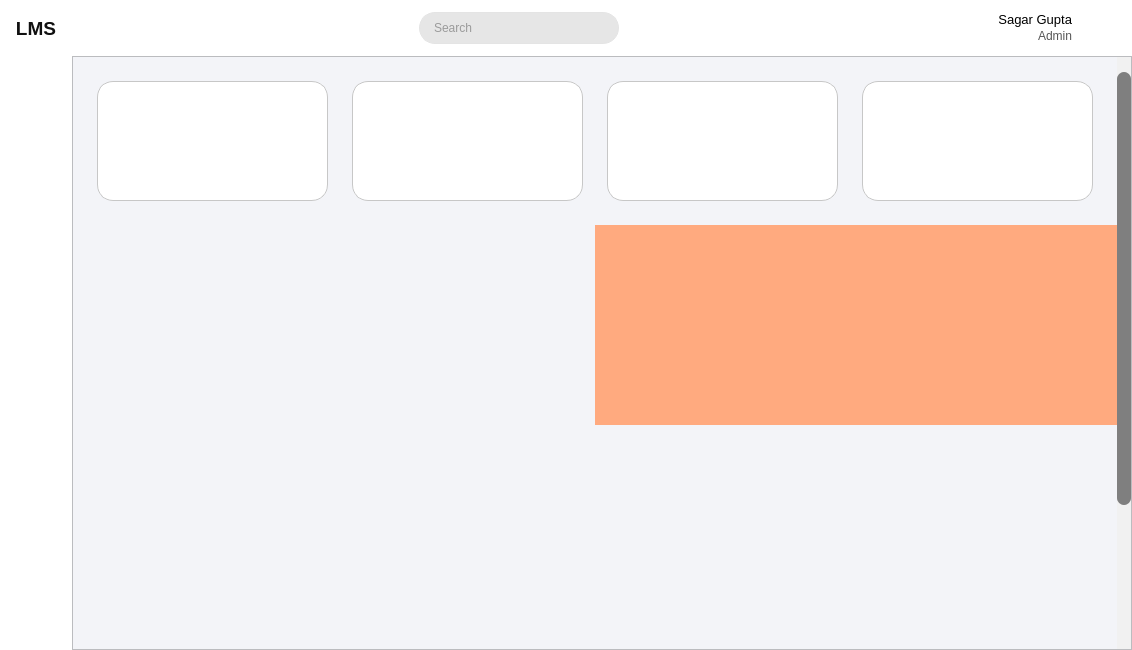
Above: mainwindow.ui from oggyCS04/lms before the change. Below: the same form after it.
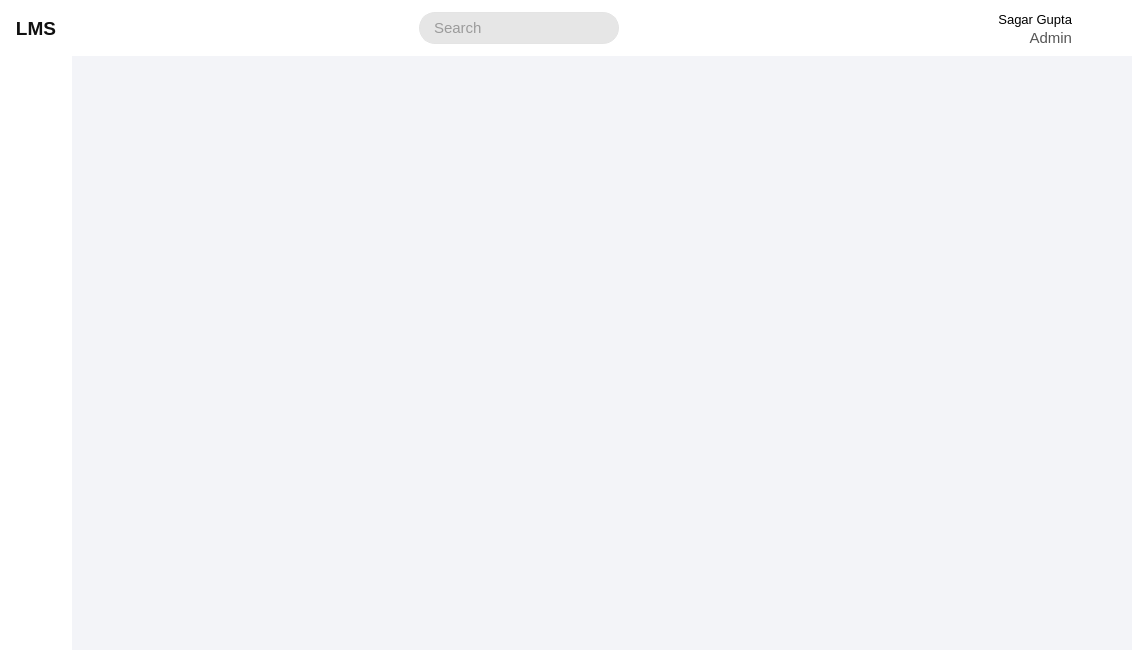
That is the form after the change. Icons and pictures are not drawn.

```diff
--- a/mainwindow.ui
+++ b/mainwindow.ui
@@ -10,6 +10,11 @@
     <height>650</height>
    </rect>
   </property>
+  <property name="font">
+   <font>
+    <pointsize>11</pointsize>
+   </font>
+  </property>
   <property name="windowTitle">
    <string>MainWindow</string>
   </property>
@@ -497,335 +502,6 @@
            <property name="bottomMargin">
             <number>0</number>
            </property>
-           <item>
-            <widget class="QScrollArea" name="scrollArea">
-             <property name="styleSheet">
-              <string notr="true">
-QScrollBar:vertical {;
-	background-color: rgb(85, 255, 127);
-    background: rgb(241, 241, 241);
-    width: 14px;
-    margin: 15px 0 15px 0;
- }
-
-/*  HANDLE BAR VERTICAL */
-QScrollBar::handle:vertical {	
-	background-color: rgb(127, 127, 127);
-	min-height: 30px;
-	border-radius: 7px;
-}
-QScrollBar::handle:vertical:hover{	
-	background-color: rgb(180, 180, 180);
-}
-QScrollBar::handle:vertical:pressed {	
-	background-color: rgb(127, 127, 127);
-}
-
-/* BTN TOP - SCROLLBAR */
-QScrollBar::sub-line:vertical {
-	border: none;
-	background-color: rgb(241, 241, 241);
-	height: 15px;
-	subcontrol-position: top;
-	subcontrol-origin: margin;
-}
-QScrollBar::sub-line:vertical:hover {	
-	background-color: rgb(180, 180, 180);
-}
-QScrollBar::sub-line:vertical:pressed {	
-	background-color: rgb(127, 127, 127);
-}
-/* BTN BOTTOM - SCROLLBAR */
-QScrollBar::add-line:vertical {
-	border: none;
-	background-color: rgb(241, 241, 241);
-	height: 15px;
-	subcontrol-position: bottom;
-	subcontrol-origin: margin;
-}
-QScrollBar::add-line:vertical:hover {	
-	background-color: rgb(180, 180, 180);
-}
-QScrollBar::add-line:vertical:pressed {	
-	background-color:rgb(127, 127, 127);
-}
-
-
-
-/* RESET ARROW */
-QScrollBar::up-arrow:vertical, QScrollBar::down-arrow:vertical {
-	background: none;
-}
-QScrollBar::add-page:vertical, QScrollBar::sub-page:vertical {
-	background:  none;
-}
-
-</string>
-             </property>
-             <property name="frameShape">
-              <enum>QFrame::Shape::StyledPanel</enum>
-             </property>
-             <property name="frameShadow">
-              <enum>QFrame::Shadow::Sunken</enum>
-             </property>
-             <property name="lineWidth">
-              <number>1</number>
-             </property>
-             <property name="widgetResizable">
-              <bool>true</bool>
-             </property>
-             <widget class="QWidget" name="scrollAreaWidgetContents">
-              <property name="geometry">
-               <rect>
-                <x>0</x>
-                <y>0</y>
-                <width>1044</width>
-                <height>770</height>
-               </rect>
-              </property>
-              <property name="styleSheet">
-               <string notr="true">QFrame{
-background-color: white;
-border: 1px solid rgb(199, 199, 199);
-border-radius: 16px;
-}
-</string>
-              </property>
-              <layout class="QVBoxLayout" name="verticalLayout_3">
-               <property name="spacing">
-                <number>0</number>
-               </property>
-               <property name="leftMargin">
-                <number>0</number>
-               </property>
-               <property name="topMargin">
-                <number>0</number>
-               </property>
-               <property name="rightMargin">
-                <number>0</number>
-               </property>
-               <property name="bottomMargin">
-                <number>0</number>
-               </property>
-               <item>
-                <layout class="QHBoxLayout" name="horizontalLayout_4">
-                 <property name="spacing">
-                  <number>24</number>
-                 </property>
-                 <property name="leftMargin">
-                  <number>24</number>
-                 </property>
-                 <property name="topMargin">
-                  <number>24</number>
-                 </property>
-                 <property name="rightMargin">
-                  <number>24</number>
-                 </property>
-                 <property name="bottomMargin">
-                  <number>24</number>
-                 </property>
-                 <item>
-                  <widget class="QFrame" name="frame">
-                   <property name="sizePolicy">
-                    <sizepolicy hsizetype="MinimumExpanding" vsizetype="Fixed">
-                     <horstretch>0</horstretch>
-                     <verstretch>0</verstretch>
-                    </sizepolicy>
-                   </property>
-                   <property name="minimumSize">
-                    <size>
-                     <width>150</width>
-                     <height>120</height>
-                    </size>
-                   </property>
-                   <property name="maximumSize">
-                    <size>
-                     <width>16777215</width>
-                     <height>120</height>
-                    </size>
-                   </property>
-                   <property name="frameShape">
-                    <enum>QFrame::Shape::StyledPanel</enum>
-                   </property>
-                   <property name="frameShadow">
-                    <enum>QFrame::Shadow::Raised</enum>
-                   </property>
-                   <property name="lineWidth">
-                    <number>1</number>
-                   </property>
-                   <property name="midLineWidth">
-                    <number>0</number>
-                   </property>
-                  </widget>
-                 </item>
-                 <item>
-                  <widget class="QFrame" name="frame_2">
-                   <property name="sizePolicy">
-                    <sizepolicy hsizetype="MinimumExpanding" vsizetype="Fixed">
-                     <horstretch>0</horstretch>
-                     <verstretch>0</verstretch>
-                    </sizepolicy>
-                   </property>
-                   <property name="minimumSize">
-                    <size>
-                     <width>150</width>
-                     <height>120</height>
-                    </size>
-                   </property>
-                   <property name="maximumSize">
-                    <size>
-                     <width>16777215</width>
-                     <height>120</height>
-                    </size>
-                   </property>
-                   <property name="frameShape">
-                    <enum>QFrame::Shape::StyledPanel</enum>
-                   </property>
-                   <property name="frameShadow">
-                    <enum>QFrame::Shadow::Raised</enum>
-                   </property>
-                   <property name="lineWidth">
-                    <number>1</number>
-                   </property>
-                   <property name="midLineWidth">
-                    <number>0</number>
-                   </property>
-                  </widget>
-                 </item>
-                 <item>
-                  <widget class="QFrame" name="frame_3">
-                   <property name="sizePolicy">
-                    <sizepolicy hsizetype="MinimumExpanding" vsizetype="Fixed">
-                     <horstretch>0</horstretch>
-                     <verstretch>0</verstretch>
-                    </sizepolicy>
-                   </property>
-                   <property name="minimumSize">
-                    <size>
-                     <width>150</width>
-                     <height>120</height>
-                    </size>
-                   </property>
-                   <property name="maximumSize">
-                    <size>
-                     <width>16777215</width>
-                     <height>120</height>
-                    </size>
-                   </property>
-                   <property name="frameShape">
-                    <enum>QFrame::Shape::StyledPanel</enum>
-                   </property>
-                   <property name="frameShadow">
-                    <enum>QFrame::Shadow::Raised</enum>
-                   </property>
-                   <property name="lineWidth">
-                    <number>1</number>
-                   </property>
-                   <property name="midLineWidth">
-                    <number>0</number>
-                   </property>
-                  </widget>
-                 </item>
-                 <item>
-                  <widget class="QFrame" name="frame_4">
-                   <property name="sizePolicy">
-                    <sizepolicy hsizetype="MinimumExpanding" vsizetype="Fixed">
-                     <horstretch>0</horstretch>
-                     <verstretch>0</verstretch>
-                    </sizepolicy>
-                   </property>
-                   <property name="minimumSize">
-                    <size>
-                     <width>150</width>
-                     <height>120</height>
-                    </size>
-                   </property>
-                   <property name="maximumSize">
-                    <size>
-                     <width>16777215</width>
-                     <height>120</height>
-                    </size>
-                   </property>
-                   <property name="frameShape">
-                    <enum>QFrame::Shape::StyledPanel</enum>
-                   </property>
-                   <property name="frameShadow">
-                    <enum>QFrame::Shadow::Raised</enum>
-                   </property>
-                   <property name="lineWidth">
-                    <number>1</number>
-                   </property>
-                   <property name="midLineWidth">
-                    <number>0</number>
-                   </property>
-                  </widget>
-                 </item>
-                </layout>
-               </item>
-               <item>
-                <layout class="QHBoxLayout" name="horizontalLayout_5">
-                 <property name="spacing">
-                  <number>0</number>
-                 </property>
-                 <item>
-                  <widget class="QWidget" name="widget" native="true">
-                   <property name="sizePolicy">
-                    <sizepolicy hsizetype="Preferred" vsizetype="Fixed">
-                     <horstretch>0</horstretch>
-                     <verstretch>0</verstretch>
-                    </sizepolicy>
-                   </property>
-                   <property name="minimumSize">
-                    <size>
-                     <width>0</width>
-                     <height>200</height>
-                    </size>
-                   </property>
-                   <property name="maximumSize">
-                    <size>
-                     <width>16777215</width>
-                     <height>200</height>
-                    </size>
-                   </property>
-                  </widget>
-                 </item>
-                 <item>
-                  <widget class="QWidget" name="widget_3" native="true">
-                   <property name="styleSheet">
-                    <string notr="true">QWidget{
-background-color: rgb(255, 170, 127);
-}</string>
-                   </property>
-                  </widget>
-                 </item>
-                </layout>
-               </item>
-               <item>
-                <widget class="QWidget" name="widget_4" native="true">
-                 <property name="sizePolicy">
-                  <sizepolicy hsizetype="Preferred" vsizetype="Fixed">
-                   <horstretch>0</horstretch>
-                   <verstretch>0</verstretch>
-                  </sizepolicy>
-                 </property>
-                 <property name="minimumSize">
-                  <size>
-                   <width>0</width>
-                   <height>400</height>
-                  </size>
-                 </property>
-                 <property name="maximumSize">
-                  <size>
-                   <width>16777215</width>
-                   <height>400</height>
-                  </size>
-                 </property>
-                </widget>
-               </item>
-              </layout>
-             </widget>
-            </widget>
-           </item>
           </layout>
          </widget>
          <widget class="QWidget" name="category">
```
Left out of the diff: 228 changed lines with no effect on the pictures.
